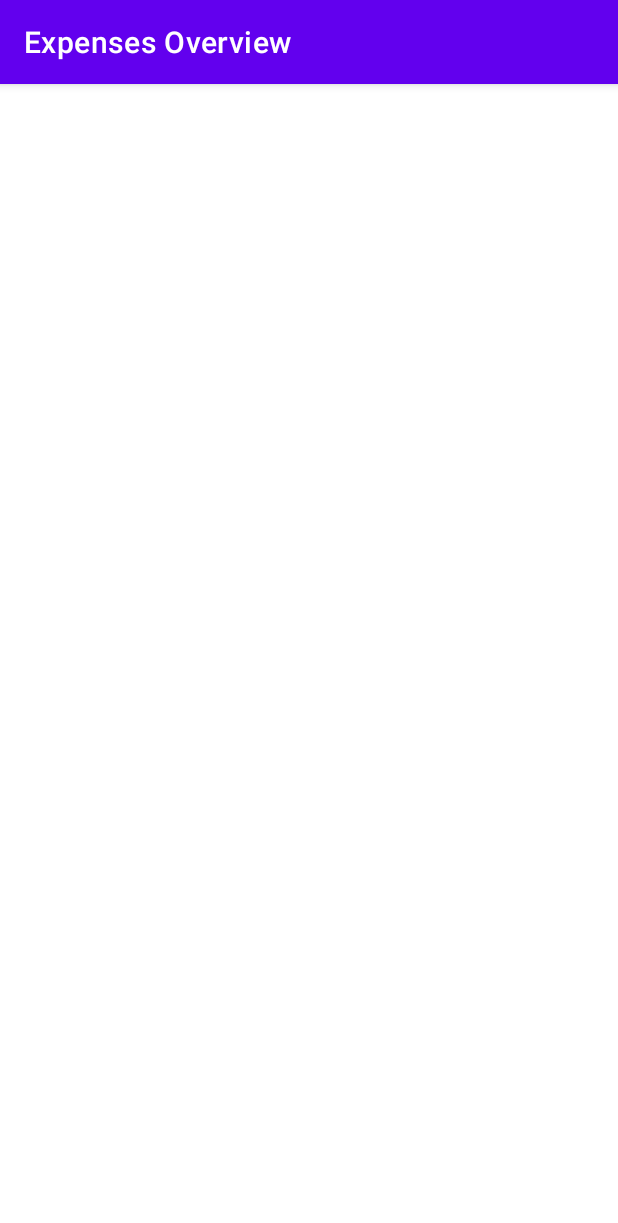
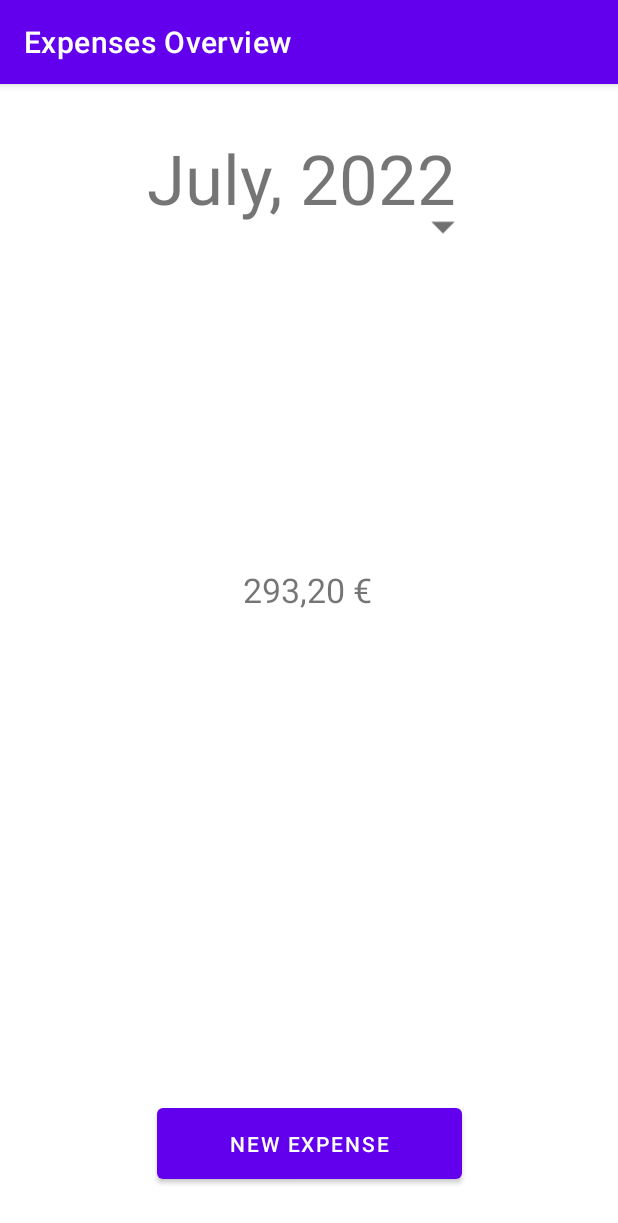
Before and after one commit to greenpixels/expenses-overview-android, an Android app: the screen it shows after launch (MainActivity), on a phone screen of 412 x 824 dp. Shown: the top 1223 px of the screen. Run offline under Robolectric (Android 15) with nearby library versions, the phone set to English and light mode, and no system bars.

Commit message:
Added PieChart Class and set background colour to white

```diff
--- /dev/null
+++ b/app/src/main/java/com/example/expensesoverview/views/PieChart.java
@@ -0,0 +1,44 @@
+package com.example.expensesoverview.views;
+
+import android.content.Context;
+import android.graphics.Canvas;
+import android.util.AttributeSet;
+import android.view.View;
+
+import androidx.annotation.Nullable;
+
+import java.util.ArrayList;
+import java.util.List;
+
+public class PieChart extends View {
+
+    public List<Integer> slices = new ArrayList<Integer>();
+
+    public PieChart(Context context) {
+        super(context);
+        init(null);
+    }
+
+    public PieChart(Context context, @Nullable AttributeSet attrs) {
+        super(context, attrs);
+        init(attrs);
+    }
+
+    public PieChart(Context context, @Nullable AttributeSet attrs, int defStyleAttr) {
+        super(context, attrs, defStyleAttr);
+        init(attrs);
+    }
+
+    public PieChart(Context context, @Nullable AttributeSet attrs, int defStyleAttr, int defStyleRes) {
+        super(context, attrs, defStyleAttr, defStyleRes);
+        init(attrs);
+    }
+
+    public void init(@Nullable AttributeSet set) {
+
+    }
+
+    @Override
+    protected void onDraw(Canvas canvas) {
+    }
+}
--- /dev/null
+++ b/app/src/main/res/drawable/ic_baseline_arrow_drop_down_24.xml
@@ -0,0 +1,5 @@
+<vector android:height="72dp" android:tint="#707070"
+    android:viewportHeight="24" android:viewportWidth="24"
+    android:width="72dp" xmlns:android="http://schemas.android.com/apk/res/android">
+    <path android:fillColor="@android:color/white" android:pathData="M7,10l5,5 5,-5z"/>
+</vector>
--- a/app/src/main/res/layout/activity_main.xml
+++ b/app/src/main/res/layout/activity_main.xml
@@ -3,5 +3,68 @@
     xmlns:app="http://schemas.android.com/apk/res-auto"
     xmlns:tools="http://schemas.android.com/tools"
     android:layout_width="match_parent"
+    android:background="#FFFFFF"
     android:layout_height="match_parent"
-    tools:context=".MainActivity"/>
+    tools:context=".MainActivity">
+
+    <TextView
+        android:id="@+id/textView3"
+        android:layout_width="216dp"
+        android:layout_height="61dp"
+        android:layout_marginStart="16dp"
+        android:layout_marginTop="32dp"
+        android:layout_marginEnd="16dp"
+        android:clickable="true"
+        android:text="July, 2022"
+        app:autoSizeTextType="uniform"
+        app:layout_constraintEnd_toEndOf="parent"
+        app:layout_constraintStart_toStartOf="parent"
+        app:layout_constraintTop_toTopOf="parent"
+        android:focusable="true" />
+
+    <TextView
+        android:id="@+id/textView4"
+        android:layout_width="88dp"
+        android:layout_height="39dp"
+        android:text="293,20 €"
+        app:autoSizeTextType="uniform"
+        app:layout_constraintBottom_toBottomOf="@+id/pieChart"
+        app:layout_constraintEnd_toEndOf="@+id/pieChart"
+        app:layout_constraintStart_toStartOf="@+id/pieChart"
+        app:layout_constraintTop_toTopOf="@+id/pieChart" />
+
+    <Button
+        android:id="@+id/button"
+        android:layout_width="203dp"
+        android:layout_height="59dp"
+        android:layout_marginBottom="32dp"
+        android:text="NEW EXPENSE"
+        app:layout_constraintBottom_toBottomOf="parent"
+        app:layout_constraintEnd_toEndOf="parent"
+        app:layout_constraintHorizontal_bias="0.502"
+        app:layout_constraintStart_toStartOf="parent" />
+
+    <ImageView
+        android:id="@+id/imageView3"
+        android:layout_width="37dp"
+        android:layout_height="38dp"
+        android:layout_marginTop="44dp"
+        android:scaleX="1"
+        android:scaleY="1"
+        app:layout_constraintEnd_toEndOf="@+id/textView3"
+        app:layout_constraintTop_toTopOf="@+id/textView3"
+        app:srcCompat="@drawable/ic_baseline_arrow_drop_down_24" />
+
+    <com.example.expensesoverview.views.PieChart
+        android:id="@+id/pieChart"
+        android:layout_width="165dp"
+        android:layout_height="157dp"
+        android:layout_marginBottom="348dp"
+        app:layout_constraintBottom_toBottomOf="parent"
+        app:layout_constraintEnd_toEndOf="parent"
+        app:layout_constraintHorizontal_bias="0.501"
+        app:layout_constraintStart_toStartOf="parent"
+        app:layout_constraintTop_toBottomOf="@+id/textView3"
+        app:layout_constraintVertical_bias="1.0" />
+
+</androidx.constraintlayout.widget.ConstraintLayout>
```
